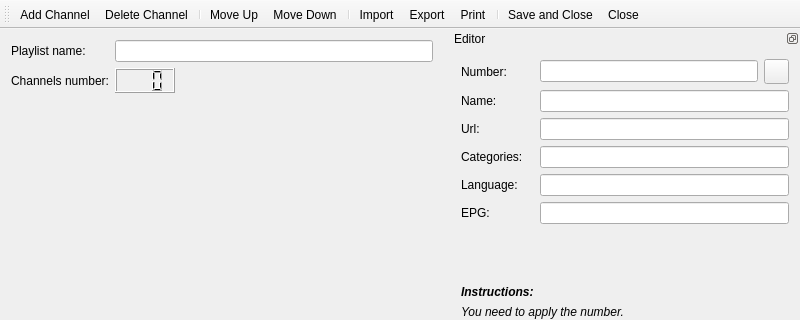
ntadej/tano, file src/ui/playlist/PlaylistEdit.ui: the form before one commit; both pictures show x 0 to 800 and y 0 to 320 of the 800 by 700 pixel window.
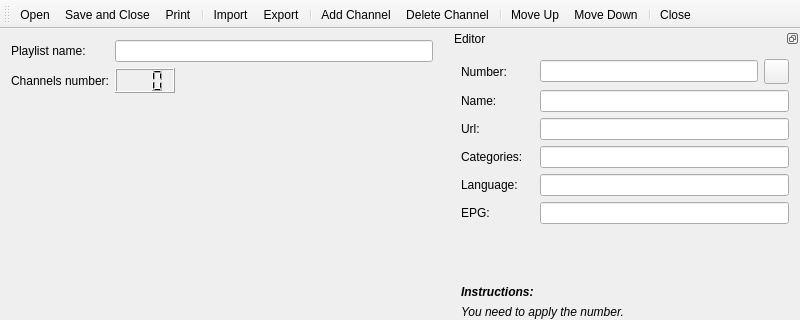
The form after the commit. Icons and pictures are not drawn. Custom widgets are drawn as their Qt base class.

Commit message: Finished support for Sagem JS playlists and updated Playlist Editor

```diff
--- a/src/ui/playlist/PlaylistEdit.ui
+++ b/src/ui/playlist/PlaylistEdit.ui
@@ -82,17 +82,19 @@
    <attribute name="toolBarBreak">
     <bool>false</bool>
    </attribute>
+   <addaction name="actionOpen"/>
+   <addaction name="actionSave"/>
+   <addaction name="actionPrint"/>
+   <addaction name="separator"/>
+   <addaction name="actionImport"/>
+   <addaction name="actionExport"/>
+   <addaction name="separator"/>
    <addaction name="actionAdd"/>
    <addaction name="actionDelete"/>
    <addaction name="separator"/>
    <addaction name="actionUp"/>
    <addaction name="actionDown"/>
    <addaction name="separator"/>
-   <addaction name="actionImport"/>
-   <addaction name="actionExport"/>
-   <addaction name="actionPrint"/>
-   <addaction name="separator"/>
-   <addaction name="actionSave"/>
    <addaction name="actionClose"/>
   </widget>
   <widget class="QDockWidget" name="editWidget">
@@ -533,6 +535,24 @@
     <string>Sagem JS</string>
    </property>
   </action>
+  <action name="actionOpen">
+   <property name="icon">
+    <iconset resource="../../../data/icons.qrc">
+     <normaloff>:/icons/24x24/open.png</normaloff>:/icons/24x24/open.png</iconset>
+   </property>
+   <property name="text">
+    <string>Open</string>
+   </property>
+  </action>
+  <action name="actionAbout">
+   <property name="icon">
+    <iconset resource="../../../data/icons.qrc">
+     <normaloff>:/icons/24x24/information.png</normaloff>:/icons/24x24/information.png</iconset>
+   </property>
+   <property name="text">
+    <string>About</string>
+   </property>
+  </action>
  </widget>
  <layoutdefault spacing="6" margin="11"/>
  <customwidgets>
```
The commit also changes 20 other files.
